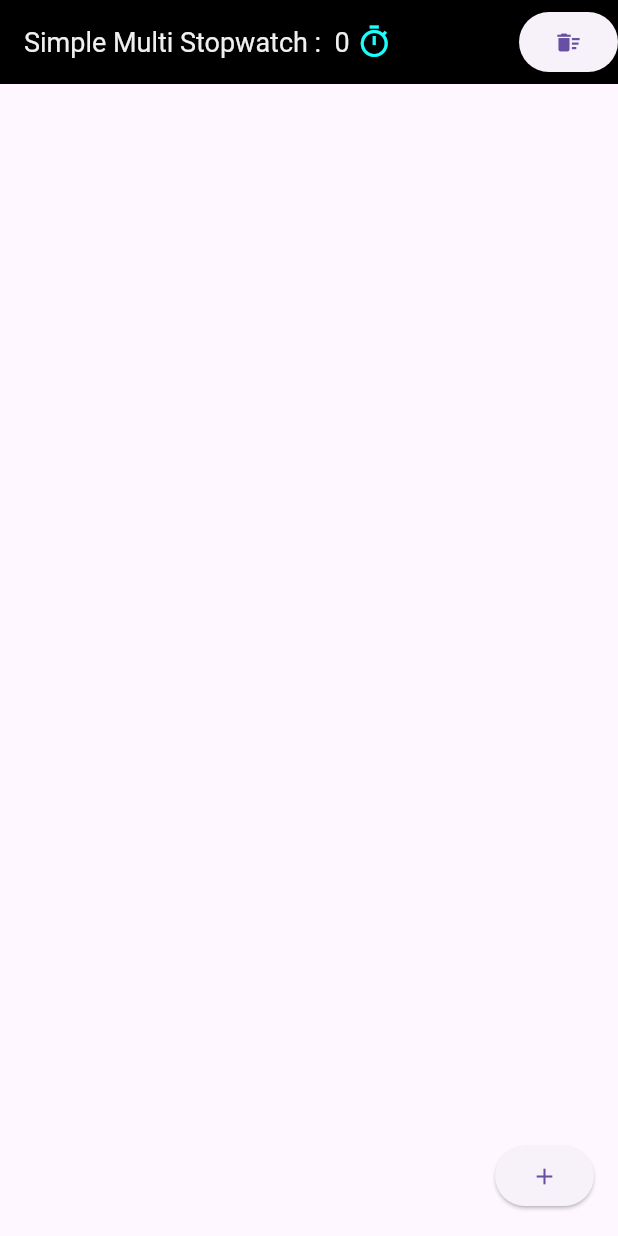
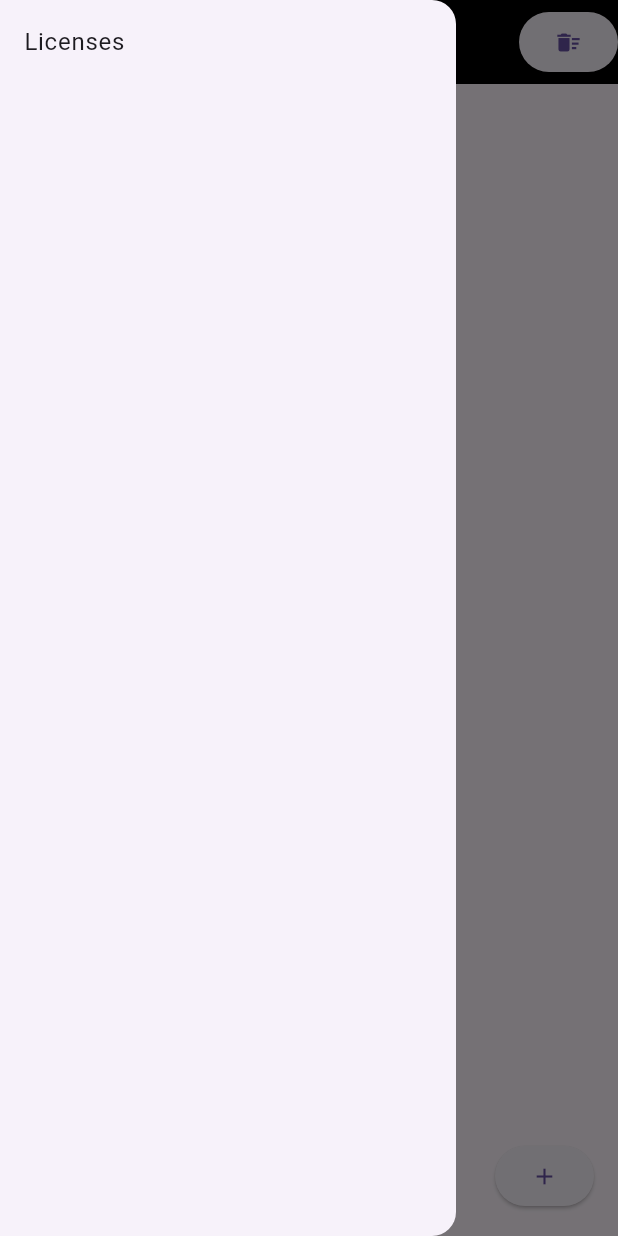
Before and after one commit to MasakiNiwa/SimpleMultiStopwatch, a Flutter app: the screen it shows after launch, with the side drawer open (before the commit the screen has no drawer), on a phone screen of 412 x 824 dp. Run offline on Flutter 3.47's test engine with Material 3 defaults, Android fonts, the phone set to English and light mode, and no system bars; our stand-ins replace flutter_slidable, shared_preferences.

Commit message:
Enabled display of license page in Drawer (Drawerでライセンスページ表示が出来るように変更)
On branch develop
Changes to be committed:
	modified:   lib/main.dart

```diff
--- a/lib/main.dart
+++ b/lib/main.dart
@@ -224,15 +224,30 @@ class _MyHomePageState extends State<MyHomePage> with WidgetsBindingObserver {
   @override
   Widget build(BuildContext context) {
     return Scaffold(
+      drawer: Drawer(
+          child: ListView(
+        children: <Widget>[
+          ListTile(
+            title: const Text('Licenses'),
+            onTap: () {
+              showLicensePage(
+                context: context,
+                applicationName: 'Simple Multi Stopwatch',
+              );
+            },
+          )
+        ],
+      )),
       appBar: AppBar(
         title: Row(
           children: [
             Text(('Simple Multi Stopwatch :  ${timers.length.toString()} '),
                 style: const TextStyle(
-                    fontSize: 18, color: Color.fromRGBO(240, 240, 240, 1))),
+                    fontSize: 17, color: Color.fromRGBO(240, 240, 240, 1))),
             const Icon(
               Icons.timer_sharp,
               color: Colors.cyanAccent,
+              size: 17,
             ),
           ],
         ),
```
